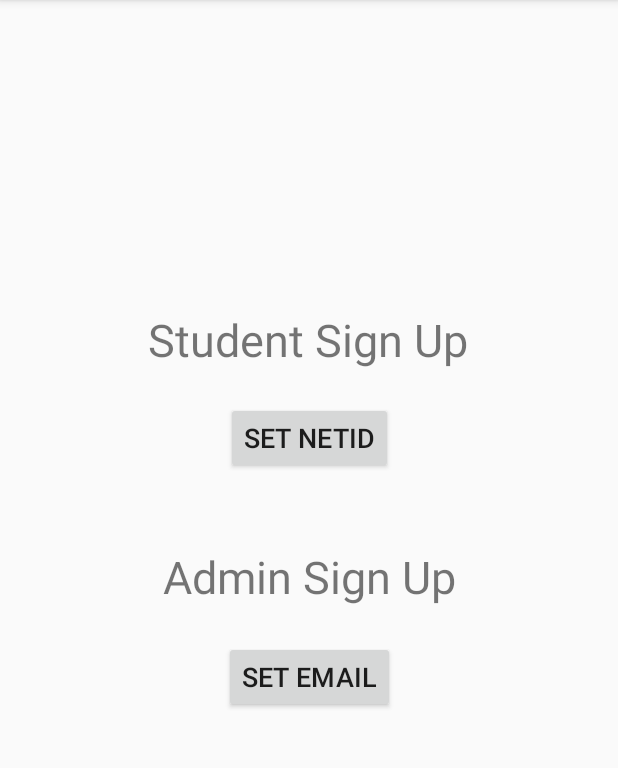
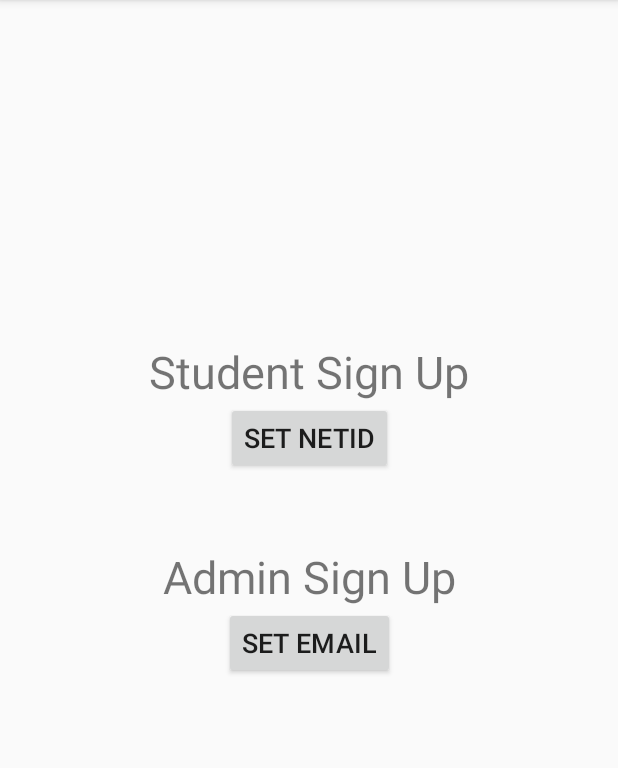
Before and after one commit to Fs4remi/CalHacks, an Android app: the screen it shows after launch (initialSetUp), on a phone screen of 412 x 824 dp, the part 84-852 px from its top. Run offline under Robolectric (Android 15) with nearby library versions, the phone set to English and light mode, and no system bars.

Commit message:
fix menu positions

```diff
--- a/app/src/main/res/layout/activity_initial_set_up.xml
+++ b/app/src/main/res/layout/activity_initial_set_up.xml
@@ -15,7 +15,6 @@
         android:inputType="none"
         android:onClick="sign_up_button"
         android:text="Set NetID"
-        android:textColorLink="#9C27B0"
         android:textSize="18sp"
         app:layout_constraintEnd_toEndOf="parent"
         app:layout_constraintStart_toStartOf="parent"
@@ -33,10 +32,7 @@
         android:textSize="30sp"
         app:layout_constraintBottom_toTopOf="@+id/SignUpButton"
         app:layout_constraintEnd_toEndOf="parent"
-        app:layout_constraintHorizontal_bias="0.497"
-        app:layout_constraintStart_toStartOf="parent"
-        app:layout_constraintTop_toTopOf="parent"
-        app:layout_constraintVertical_bias="0.905" />
+        app:layout_constraintStart_toStartOf="parent"/>
 
     <TextView
         android:id="@+id/AdminSignUpeditText"
@@ -57,10 +53,8 @@
         android:text="Set Email"
         android:onClick="sign_up_adminButton"
         android:textSize="18sp"
-        app:layout_constraintBottom_toBottomOf="parent"
         app:layout_constraintEnd_toEndOf="parent"
         app:layout_constraintStart_toStartOf="parent"
-        app:layout_constraintTop_toBottomOf="@+id/AdminSignUpeditText"
-        app:layout_constraintVertical_bias="0.071" />
+        app:layout_constraintTop_toBottomOf="@+id/AdminSignUpeditText"/>
 
 </androidx.constraintlayout.widget.ConstraintLayout>
```
